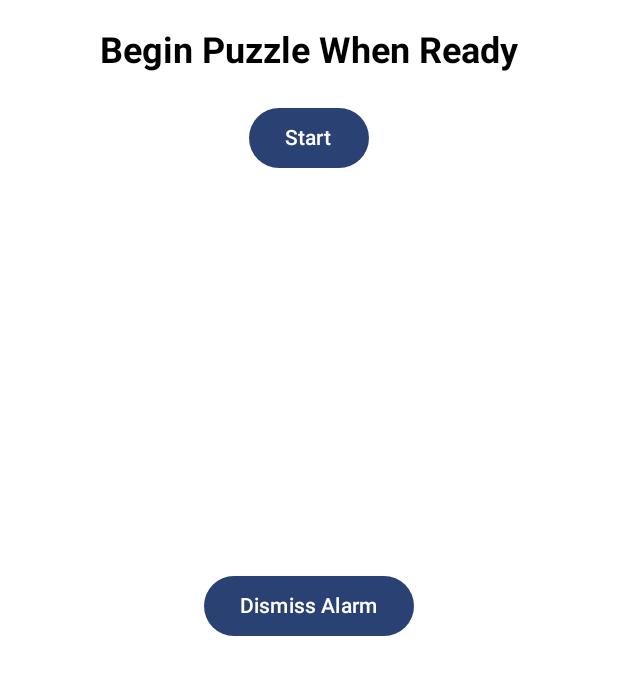
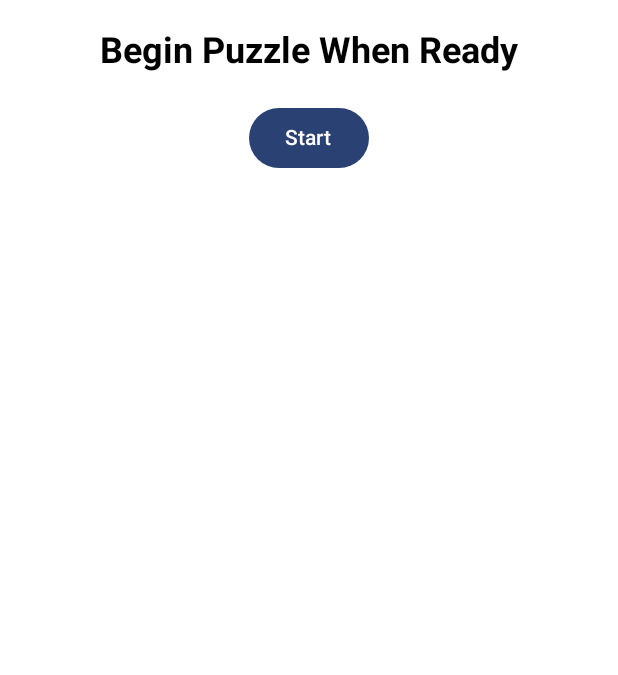
Before and after one commit to noahgiboney/puzzle-clock, an Android app built with Jetpack Compose: the PuzzleActivity screen opened directly, with no data from a screen before it, on a phone screen of 412 x 824 dp. Shown: the top 675 px of the screen. Run offline under Robolectric (Android 15) with nearby library versions, the phone set to English and light mode, and no system bars.

Commit message:
feat: close button when game is finished

```diff
--- a/app/src/main/java/com/example/puzzleclock/ui/activities/PuzzleActivity.kt
+++ b/app/src/main/java/com/example/puzzleclock/ui/activities/PuzzleActivity.kt
@@ -61,15 +61,6 @@ class PuzzleActivity : ComponentActivity() {
 @Composable
 fun PuzzleActivityContent(onDismiss: () -> Unit) {
     Box(modifier = Modifier.fillMaxSize()) {
-        PuzzleScreen()
-
-        Button(
-            onClick = onDismiss,
-            modifier = Modifier
-                .align(Alignment.Center)
-                .padding(bottom = 16.dp)
-        ) {
-            Text("Dismiss Alarm")
-        }
+        PuzzleScreen(onDismiss = onDismiss) // Pass onDismiss to PuzzleScreen
     }
 }
--- a/app/src/main/java/com/example/puzzleclock/ui/screens/SettingsScreen.kt
+++ b/app/src/main/java/com/example/puzzleclock/ui/screens/SettingsScreen.kt
@@ -15,8 +15,6 @@ import androidx.compose.material3.TopAppBar
 import androidx.compose.runtime.Composable
 import androidx.compose.ui.Modifier
 import androidx.compose.ui.unit.dp
-import androidx.navigation.NavController
-import com.example.puzzleclock.ui.NavRoutes
 
 @OptIn(ExperimentalMaterial3Api::class)
 @Composable
@@ -76,7 +74,8 @@ fun PracticePuzzleScreen(
 
     ) { innerPadding ->
         PuzzleScreen(
-            modifier = Modifier.padding(innerPadding)
+            modifier = Modifier.padding(innerPadding),
+            onDismiss = onNavigateUp
         )
     }
 }
```
Also changed, not shown: app/src/main/java/com/example/puzzleclock/ui/screens/PuzzleScreen.kt (+30 -8 lines).
